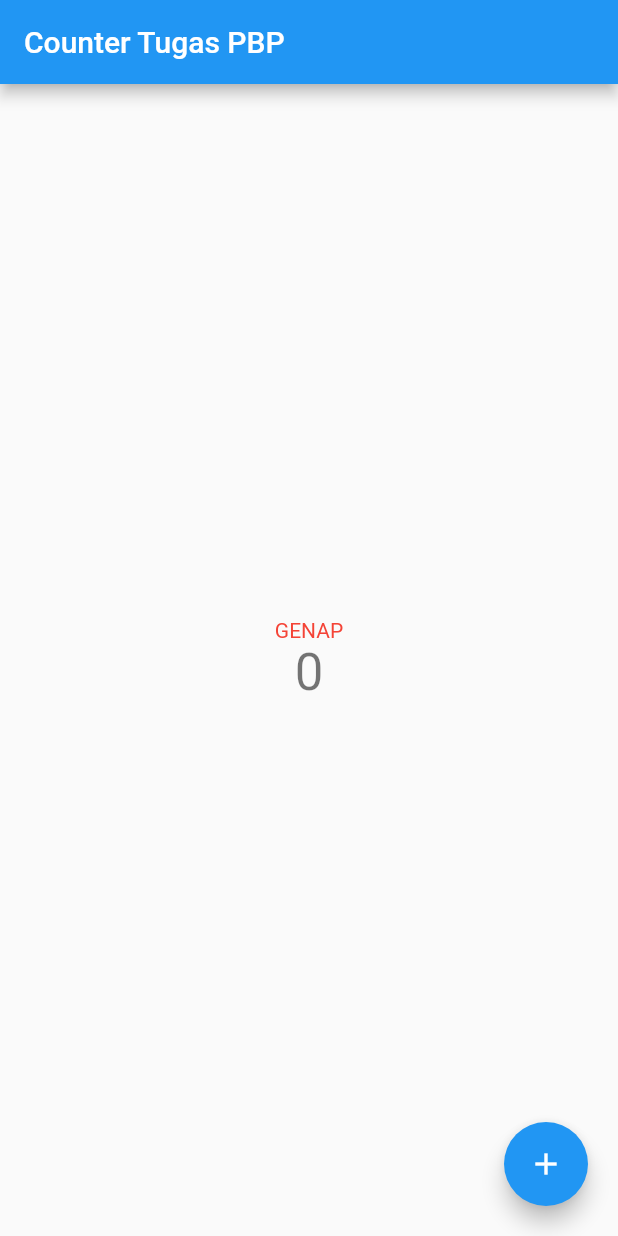
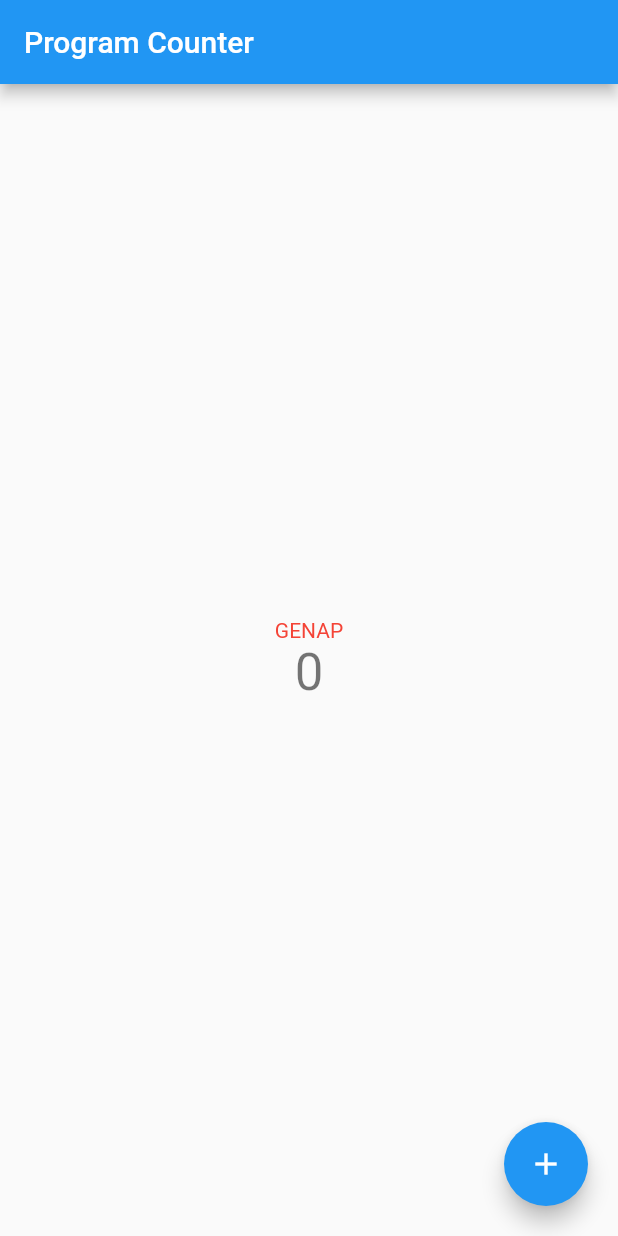
Before and after one commit to Papiann/pbp-flutter-lab, a Flutter app: the screen it shows after launch, on a phone screen of 412 x 824 dp. Run offline on Flutter 3.47's test engine with Material 2 defaults, Android fonts, the phone set to English and light mode, and no system bars.

Commit message:
Finish README.md Tugas 7

```diff
--- a/lib/main.dart
+++ b/lib/main.dart
@@ -78,7 +78,7 @@ class _MyHomePageState extends State<MyHomePage> {
 
     return Scaffold(
       appBar: AppBar(
-        title: Text("Counter Tugas PBP"),
+        title: Text("Program Counter"),
       ),
       body: Center(
         child: Column(
```
Also changed, not shown: 1 other file.
